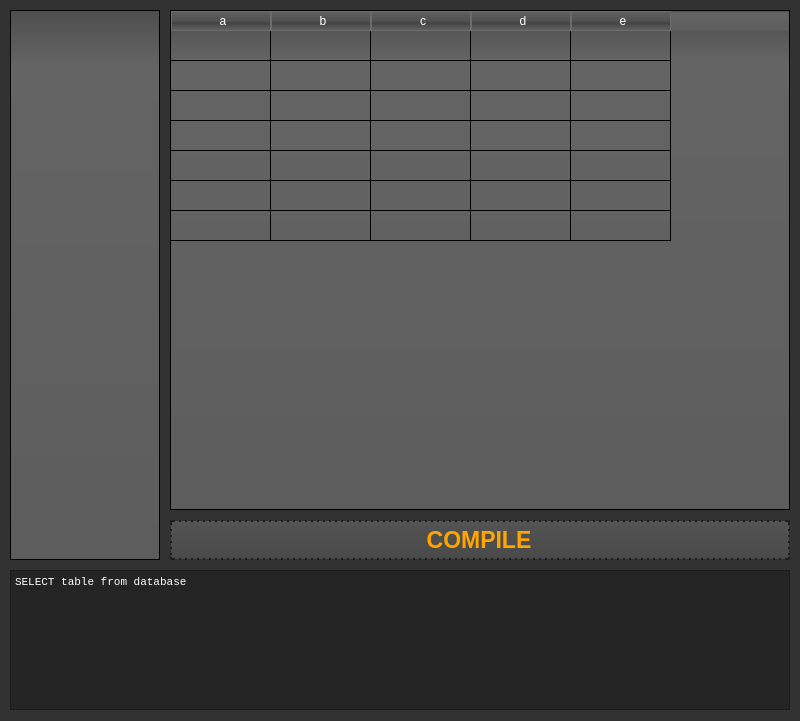
Old version of the form Lib/UI/LAYOUT/MainWindow.ui in the repository fer-moreira/MYQT.
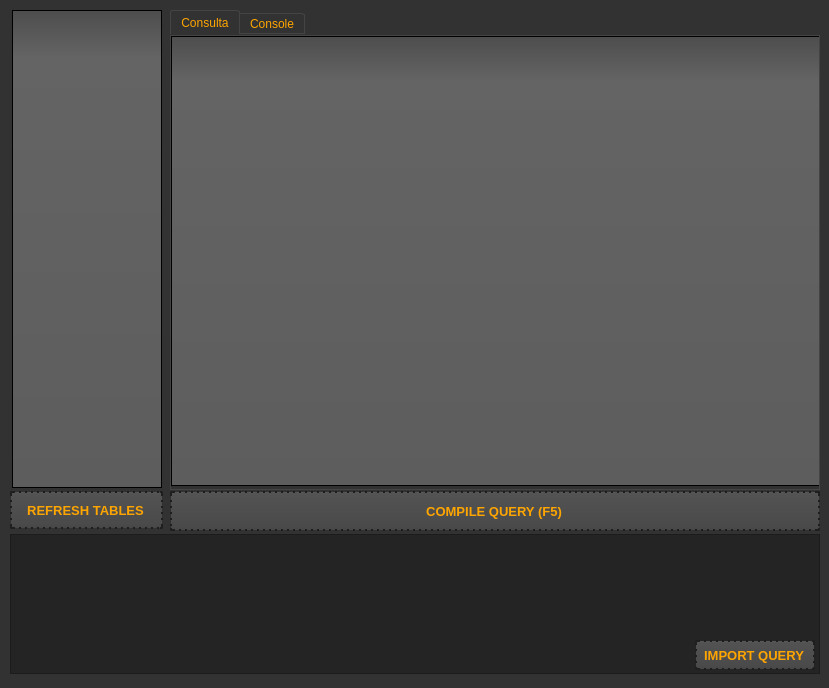
New version of the form. Icons and pictures are not drawn.

The edit to the form file:
```diff
--- a/Lib/UI/LAYOUT/MainWindow.ui
+++ b/Lib/UI/LAYOUT/MainWindow.ui
@@ -6,8 +6,8 @@
    <rect>
     <x>0</x>
     <y>0</y>
-    <width>800</width>
-    <height>721</height>
+    <width>829</width>
+    <height>688</height>
    </rect>
   </property>
   <property name="windowTitle">
@@ -457,10 +457,10 @@
    <widget class="QListWidget" name="tables_out">
     <property name="geometry">
      <rect>
-      <x>10</x>
+      <x>12</x>
       <y>10</y>
       <width>150</width>
-      <height>550</height>
+      <height>478</height>
      </rect>
     </property>
     <property name="styleSheet">
@@ -471,107 +471,31 @@
     <property name="geometry">
      <rect>
       <x>170</x>
-      <y>520</y>
-      <width>620</width>
+      <y>491</y>
+      <width>650</width>
       <height>40</height>
      </rect>
     </property>
     <property name="font">
      <font>
-      <pointsize>17</pointsize>
+      <pointsize>10</pointsize>
       <weight>75</weight>
       <bold>true</bold>
      </font>
     </property>
     <property name="text">
-     <string>COMPILE</string>
+     <string>COMPILE QUERY (F5)</string>
     </property>
-   </widget>
-   <widget class="QTableWidget" name="result_out">
-    <property name="geometry">
-     <rect>
-      <x>170</x>
-      <y>10</y>
-      <width>620</width>
-      <height>500</height>
-     </rect>
+    <property name="shortcut">
+     <string>F5</string>
     </property>
-    <property name="styleSheet">
-     <string notr="true"/>
-    </property>
-    <attribute name="verticalHeaderVisible">
-     <bool>false</bool>
-    </attribute>
-    <attribute name="verticalHeaderHighlightSections">
-     <bool>false</bool>
-    </attribute>
-    <row>
-     <property name="text">
-      <string>New Row</string>
-     </property>
-    </row>
-    <row>
-     <property name="text">
-      <string>1</string>
-     </property>
-    </row>
-    <row>
-     <property name="text">
-      <string>2</string>
-     </property>
-    </row>
-    <row>
-     <property name="text">
-      <string>3</string>
-     </property>
-    </row>
-    <row>
-     <property name="text">
-      <string>4</string>
-     </property>
-    </row>
-    <row>
-     <property name="text">
-      <string>5</string>
-     </property>
-    </row>
-    <row>
-     <property name="text">
-      <string>7</string>
-     </property>
-    </row>
-    <column>
-     <property name="text">
-      <string>a</string>
-     </property>
-    </column>
-    <column>
-     <property name="text">
-      <string>b</string>
-     </property>
-    </column>
-    <column>
-     <property name="text">
-      <string>c</string>
-     </property>
-    </column>
-    <column>
-     <property name="text">
-      <string>d</string>
-     </property>
-    </column>
-    <column>
-     <property name="text">
-      <string>e</string>
-     </property>
-    </column>
    </widget>
    <widget class="QTextBrowser" name="query_in">
     <property name="geometry">
      <rect>
       <x>10</x>
-      <y>570</y>
-      <width>780</width>
+      <y>534</y>
+      <width>810</width>
       <height>140</height>
      </rect>
     </property>
@@ -591,9 +515,135 @@
 &lt;html&gt;&lt;head&gt;&lt;meta name=&quot;qrichtext&quot; content=&quot;1&quot; /&gt;&lt;style type=&quot;text/css&quot;&gt;
 p, li { white-space: pre-wrap; }
 &lt;/style&gt;&lt;/head&gt;&lt;body style=&quot; font-family:'Consolas'; font-size:8.25pt; font-weight:400; font-style:normal;&quot;&gt;
-&lt;p style=&quot; margin-top:0px; margin-bottom:0px; margin-left:0px; margin-right:0px; -qt-block-indent:0; text-indent:0px;&quot;&gt;SELECT table from database&lt;/p&gt;&lt;/body&gt;&lt;/html&gt;</string>
+&lt;p style=&quot;-qt-paragraph-type:empty; margin-top:0px; margin-bottom:0px; margin-left:0px; margin-right:0px; -qt-block-indent:0; text-indent:0px;&quot;&gt;&lt;br /&gt;&lt;/p&gt;&lt;/body&gt;&lt;/html&gt;</string>
     </property>
    </widget>
+   <widget class="QPushButton" name="reftable_btn">
+    <property name="geometry">
+     <rect>
+      <x>10</x>
+      <y>491</y>
+      <width>153</width>
+      <height>38</height>
+     </rect>
+    </property>
+    <property name="font">
+     <font>
+      <pointsize>10</pointsize>
+      <weight>75</weight>
+      <bold>true</bold>
+     </font>
+    </property>
+    <property name="text">
+     <string>REFRESH TABLES</string>
+    </property>
+   </widget>
+   <widget class="QPushButton" name="import_btn">
+    <property name="geometry">
+     <rect>
+      <x>695</x>
+      <y>640</y>
+      <width>120</width>
+      <height>30</height>
+     </rect>
+    </property>
+    <property name="font">
+     <font>
+      <pointsize>10</pointsize>
+      <weight>75</weight>
+      <bold>true</bold>
+     </font>
+    </property>
+    <property name="text">
+     <string>IMPORT QUERY</string>
+    </property>
+    <property name="shortcut">
+     <string>F5</string>
+    </property>
+   </widget>
+   <widget class="QTabWidget" name="tabs">
+    <property name="geometry">
+     <rect>
+      <x>170</x>
+      <y>10</y>
+      <width>650</width>
+      <height>480</height>
+     </rect>
+    </property>
+    <property name="currentIndex">
+     <number>0</number>
+    </property>
+    <widget class="QWidget" name="tab">
+     <attribute name="title">
+      <string>Consulta</string>
+     </attribute>
+     <widget class="QTableWidget" name="result_out">
+      <property name="geometry">
+       <rect>
+        <x>0</x>
+        <y>0</y>
+        <width>650</width>
+        <height>450</height>
+       </rect>
+      </property>
+      <property name="editTriggers">
+       <set>QAbstractItemView::NoEditTriggers</set>
+      </property>
+      <property name="showGrid">
+       <bool>true</bool>
+      </property>
+      <property name="gridStyle">
+       <enum>Qt::DashLine</enum>
+      </property>
+      <property name="sortingEnabled">
+       <bool>true</bool>
+      </property>
+      <property name="wordWrap">
+       <bool>true</bool>
+      </property>
+      <property name="cornerButtonEnabled">
+       <bool>true</bool>
+      </property>
+      <property name="rowCount">
+       <number>0</number>
+      </property>
+      <property name="columnCount">
+       <number>0</number>
+      </property>
+     </widget>
+    </widget>
+    <widget class="QWidget" name="tab_2">
+     <attribute name="title">
+      <string>Console</string>
+     </attribute>
+     <widget class="QTextBrowser" name="console_out">
+      <property name="geometry">
+       <rect>
+        <x>0</x>
+        <y>0</y>
+        <width>640</width>
+        <height>450</height>
+       </rect>
+      </property>
+      <property name="styleSheet">
+       <string notr="true">color:red</string>
+      </property>
+      <property name="html">
+       <string>&lt;!DOCTYPE HTML PUBLIC &quot;-//W3C//DTD HTML 4.0//EN&quot; &quot;http://www.w3.org/TR/REC-html40/strict.dtd&quot;&gt;
+&lt;html&gt;&lt;head&gt;&lt;meta name=&quot;qrichtext&quot; content=&quot;1&quot; /&gt;&lt;style type=&quot;text/css&quot;&gt;
+p, li { white-space: pre-wrap; }
+&lt;/style&gt;&lt;/head&gt;&lt;body style=&quot; font-family:'MS Shell Dlg 2'; font-size:8.25pt; font-weight:400; font-style:normal;&quot;&gt;
+&lt;p style=&quot;-qt-paragraph-type:empty; margin-top:0px; margin-bottom:0px; margin-left:0px; margin-right:0px; -qt-block-indent:0; text-indent:0px;&quot;&gt;&lt;br /&gt;&lt;/p&gt;&lt;/body&gt;&lt;/html&gt;</string>
+      </property>
+     </widget>
+    </widget>
+   </widget>
+   <zorder>tables_out</zorder>
+   <zorder>query_in</zorder>
+   <zorder>reftable_btn</zorder>
+   <zorder>compile_btn</zorder>
+   <zorder>import_btn</zorder>
+   <zorder>tabs</zorder>
   </widget>
  </widget>
  <resources/>
```
